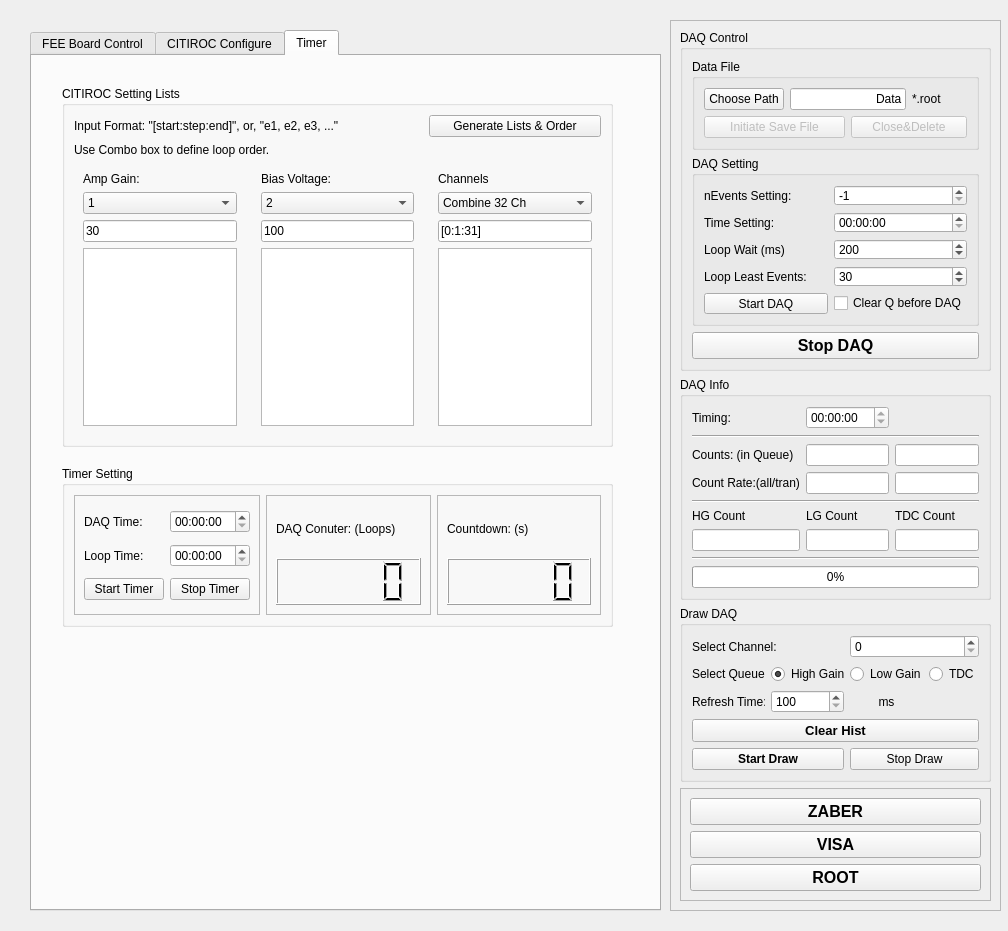
This is src/FEEControlWidget.ui in HelloUSTC114/FEEBoardGUI as Qt 5 draws it before an edit. The edited form follows.
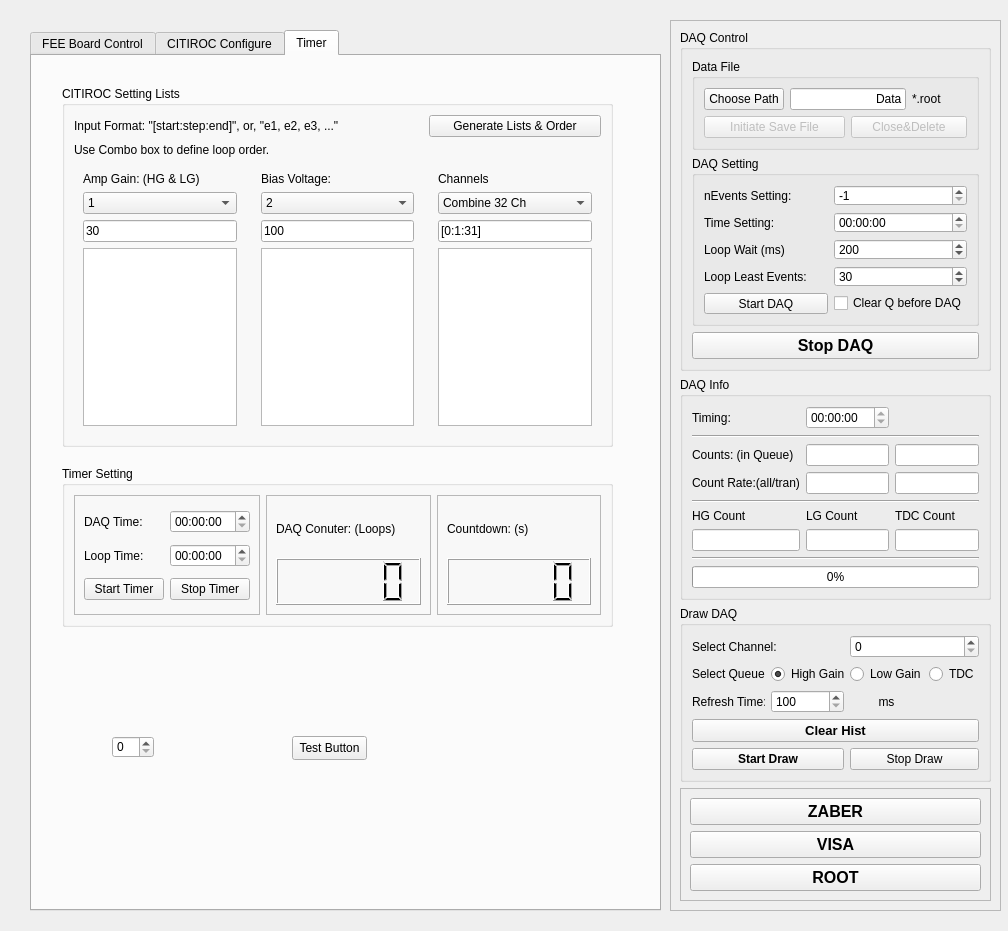
This is the edited form.

Commit message: Add Loop Order control

Diff of the .ui file:
```diff
--- a/src/FEEControlWidget.ui
+++ b/src/FEEControlWidget.ui
@@ -1209,7 +1209,7 @@
          <item row="0" column="0">
           <widget class="QLabel" name="label_40">
            <property name="text">
-            <string>Amp Gain:</string>
+            <string>Amp Gain: (HG &amp; LG)</string>
            </property>
           </widget>
          </item>
@@ -1299,13 +1299,6 @@
         </layout>
        </widget>
       </item>
-      <item row="1" column="0" colspan="2">
-       <widget class="QLabel" name="lblLoopOrder">
-        <property name="text">
-         <string>Use Combo box to define loop order.</string>
-        </property>
-       </widget>
-      </item>
       <item row="0" column="2">
        <widget class="QPushButton" name="btnGenerateList">
         <property name="text">
@@ -1313,6 +1306,13 @@
         </property>
        </widget>
       </item>
+      <item row="1" column="0" colspan="3">
+       <widget class="QLabel" name="lblLoopOrder">
+        <property name="text">
+         <string>Use Combo box to define loop order.</string>
+        </property>
+       </widget>
+      </item>
      </layout>
     </widget>
     <widget class="QGroupBox" name="groupBox_11">
@@ -1452,6 +1452,32 @@
       </item>
      </layout>
     </widget>
+    <widget class="QPushButton" name="btnTest">
+     <property name="geometry">
+      <rect>
+       <x>260</x>
+       <y>680</y>
+       <width>75</width>
+       <height>24</height>
+      </rect>
+     </property>
+     <property name="text">
+      <string>Test Button</string>
+     </property>
+    </widget>
+    <widget class="QSpinBox" name="boxTest">
+     <property name="geometry">
+      <rect>
+       <x>80</x>
+       <y>680</y>
+       <width>42</width>
+       <height>22</height>
+      </rect>
+     </property>
+     <property name="maximum">
+      <number>999999999</number>
+     </property>
+    </widget>
    </widget>
   </widget>
   <widget class="QFrame" name="frame_6">
```
The commit also changes 3 other files.
